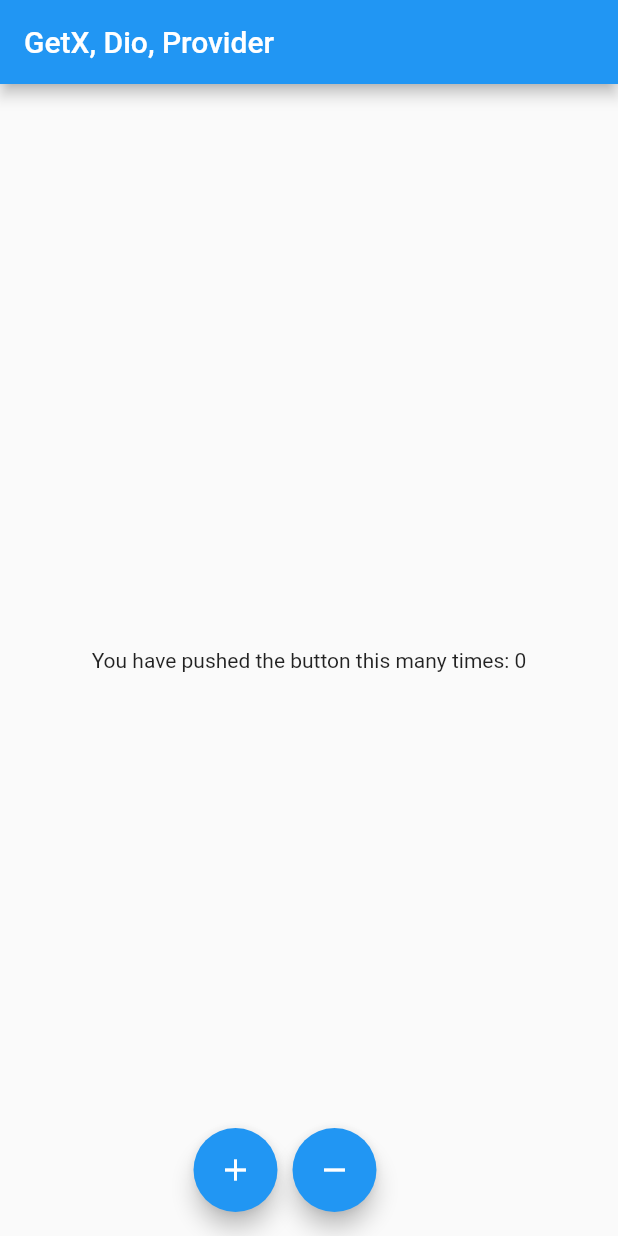
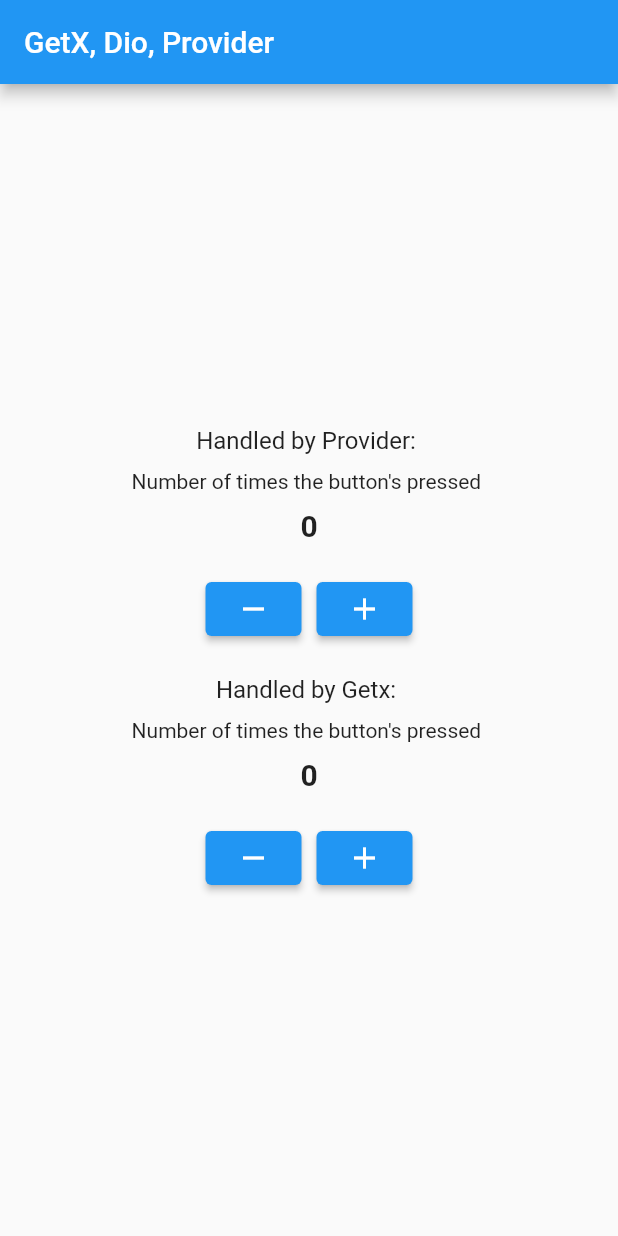
Before and after one commit to pratik-adh/gdp, a Flutter app: the screen it shows after launch, on a phone screen of 412 x 824 dp. Run offline on Flutter 3.47's test engine with Material 2 defaults, Android fonts, the phone set to English and light mode, and no system bars; our stand-ins replace dio, get.

Commit message:
feat: added dio package and basic setup for getx

```diff
--- a/lib/main.dart
+++ b/lib/main.dart
@@ -1,11 +1,13 @@
 import 'package:flutter/material.dart';
-import 'package:gdp/providers/counter_provider.dart';
+import 'package:gdp/statement-management/providers/counter_provider.dart';
 import 'package:gdp/screens/home_screen.dart';
 import 'package:provider/provider.dart';
 
 void main() {
   runApp(MultiProvider(
-    providers: [ChangeNotifierProvider(create: (_) => Counter())],
+    providers: [
+      ChangeNotifierProvider(create: (_) => CounterControllerProvider()),
+    ],
     child: const MyApp(),
   ));
 }
--- /dev/null
+++ b/lib/models/login_response.dart
@@ -0,0 +1,18 @@
+class LoginResponse {
+  String? accessToken;
+  String? refreshToken;
+
+  LoginResponse({this.accessToken, this.refreshToken});
+
+  LoginResponse.fromJson(Map<String, dynamic> json) {
+    accessToken = json['access_token'];
+    refreshToken = json['refresh_token'];
+  }
+
+  Map<String, dynamic> toJson() {
+    final Map<String, dynamic> loginData = <String, dynamic>{};
+    loginData['access_token'] = accessToken;
+    loginData['refresh_token'] = refreshToken;
+    return loginData;
+  }
+}
--- a/lib/screens/home_screen.dart
+++ b/lib/screens/home_screen.dart
@@ -1,14 +1,18 @@
 import 'package:flutter/material.dart';
 import 'package:flutter/services.dart';
-import 'package:gdp/providers/counter_provider.dart';
+import 'package:gdp/statement-management/getx/getx.dart';
+import 'package:gdp/statement-management/providers/counter_provider.dart';
 import 'package:provider/provider.dart';
+import 'package:get/get.dart';
 
 class MyHomePage extends StatelessWidget {
   const MyHomePage({Key? key}) : super(key: key);
 
   @override
   Widget build(BuildContext context) {
-    final provider = Provider.of<Counter>(context); // Get the provider instance
+    final provider = Provider.of<CounterControllerProvider>(
+        context); // Get the provider instance
+    final getxController = Get.put(CounterControllerGetx());
 
     return Scaffold(
       appBar: AppBar(
@@ -21,31 +25,91 @@
       body: Center(
         child: Column(
           mainAxisAlignment: MainAxisAlignment.center,
+          crossAxisAlignment: CrossAxisAlignment.center,
           children: <Widget>[
-            Text(
-              'You have pushed the button this many times: ${provider.count}',
+            TextComponent(count: provider.count, service: "Provider"),
+            const SizedBox(height: 20),
+            Row(
+              mainAxisAlignment: MainAxisAlignment.center,
+              children: [
+                ElevatedButton(
+                  child: const Icon(Icons.remove),
+                  onPressed: () => provider.decrement(),
+                ),
+                const SizedBox(
+                  width: 10,
+                ),
+                ElevatedButton(
+                  child: const Icon(Icons.add),
+                  onPressed: () => provider.increment(),
+                ),
+              ],
+            ),
+            const SizedBox(
+              height: 20,
+            ),
+            TextComponent(count: getxController.count, service: "Getx"),
+            const SizedBox(
+              height: 20,
+            ),
+            Row(
+              mainAxisAlignment: MainAxisAlignment.center,
+              children: [
+                ElevatedButton(
+                  child: const Icon(Icons.remove),
+                  onPressed: () => getxController.decrement(),
+                ),
+                const SizedBox(
+                  width: 10,
+                ),
+                ElevatedButton(
+                  child: const Icon(Icons.add),
+                  onPressed: () => getxController.increment(),
+                ),
+              ],
             ),
           ],
         ),
       ),
-      floatingActionButton: Row(
-        mainAxisAlignment: MainAxisAlignment.center,
-        children: [
-          FloatingActionButton(
-            onPressed: () => provider.increment(),
-            tooltip: 'Increment',
-            child: const Icon(Icons.add),
-          ),
-          const SizedBox(
-            width: 10,
-          ),
-          FloatingActionButton(
-            onPressed: () => provider.decrement(),
-            tooltip: 'Increment',
-            child: const Icon(Icons.remove),
-          )
-        ],
-      ), // This trailing comma makes auto-formatting nicer for build methods.
+      // This trailing comma makes auto-formatting nicer for build methods.
     );
   }
 }
+
+class TextComponent extends StatelessWidget {
+  final dynamic count;
+  final String service;
+
+  const TextComponent({super.key, required this.count, required this.service});
+
+  @override
+  Widget build(BuildContext context) {
+    return Padding(
+      padding: const EdgeInsets.symmetric(horizontal: 8.0),
+      child: Column(
+        children: [
+          Text('Handled by $service: ',
+              style: const TextStyle(
+                fontSize: 16,
+              )),
+          const SizedBox(
+            height: 10,
+          ),
+          const Text(
+            "Number of times the button's pressed ",
+          ),
+          const SizedBox(
+            height: 10,
+          ),
+          Text(
+            '$count',
+            style: const TextStyle(
+              fontWeight: FontWeight.bold,
+              fontSize: 20.0,
+            ),
+          ),
+        ],
+      ),
+    );
+  }
+}
--- /dev/null
+++ b/lib/statement-management/getx/getx.dart
@@ -0,0 +1,19 @@
+import 'package:get/get.dart';
+
+class CounterControllerGetx extends GetxController {
+  final RxInt count = 0.obs;
+
+  // get to access the count value outside of the file
+
+  void increment() {
+    count.value++;
+  }
+
+  void decrement() {
+    count.value--;
+  }
+
+  void reset() {
+    count.value = 0;
+  }
+}
--- a/lib/providers/counter_provider.dart
+++ b/lib/statement-management/providers/counter_provider.dart
@@ -1,6 +1,6 @@
 import 'package:flutter/material.dart';
 
-class Counter with ChangeNotifier {
+class CounterControllerProvider with ChangeNotifier {
   int _count = 0;
 
   // get to access the count value outside of the file
--- a/pubspec.yaml
+++ b/pubspec.yaml
@@ -36,6 +36,8 @@
   # Use with the CupertinoIcons class for iOS style icons.
   cupertino_icons: ^1.0.2
   provider: ^6.0.5
+  dio: ^5.3.3
+  get: ^4.6.6
 
 dev_dependencies:
   flutter_test:
```
Also changed, not shown: pubspec.lock.
